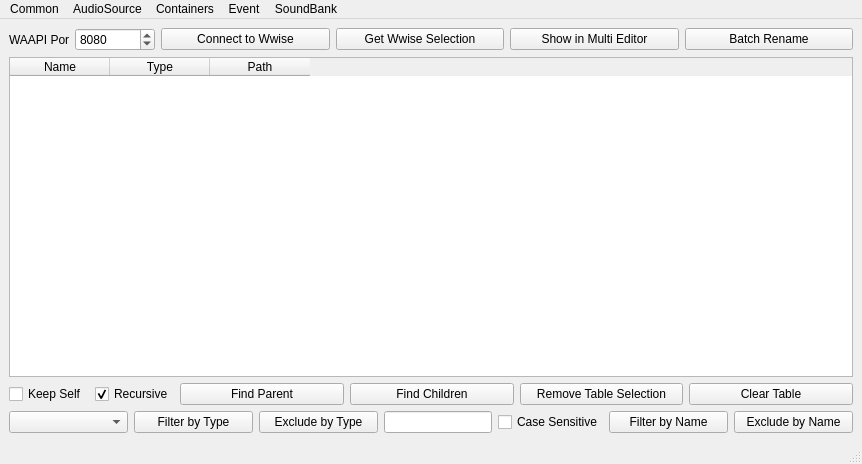
First picture: the form in WwiseTools/QtDesign/MainWindow.ui, repository victor647/AudioToolkit647, before the edit.
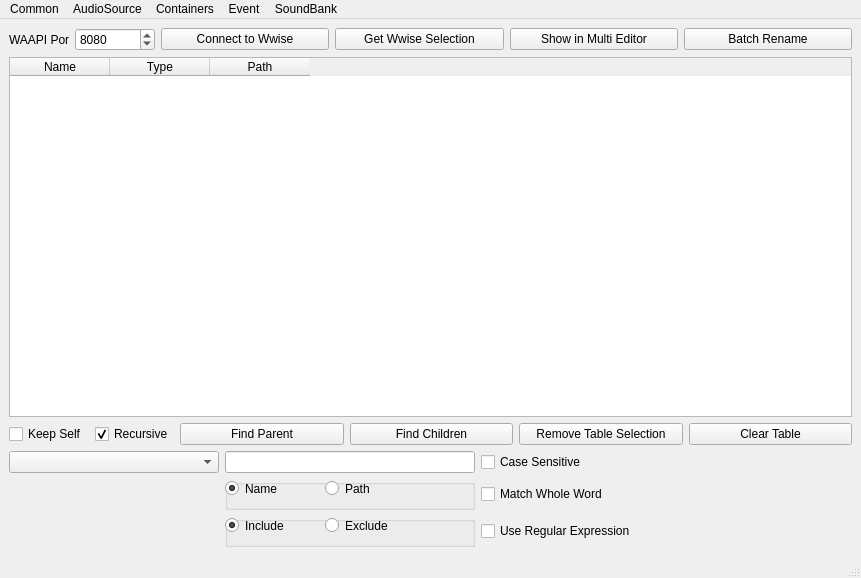
Second picture: the form after the edit.

What changed in the file:
```diff
--- a/WwiseTools/QtDesign/MainWindow.ui
+++ b/WwiseTools/QtDesign/MainWindow.ui
@@ -6,8 +6,8 @@
    <rect>
     <x>0</x>
     <y>0</y>
-    <width>862</width>
-    <height>464</height>
+    <width>861</width>
+    <height>578</height>
    </rect>
   </property>
   <property name="windowTitle">
@@ -163,35 +163,148 @@
      </layout>
     </item>
     <item>
-     <layout class="QHBoxLayout" name="horizontalLayout_3">
-      <item>
-       <widget class="QComboBox" name="cbbDescendantType"/>
-      </item>
-      <item>
-       <widget class="QPushButton" name="btnFilterByType">
-        <property name="text">
-         <string>Filter by Type</string>
+     <layout class="QGridLayout" name="gridLayout">
+      <item row="0" column="0">
+       <widget class="QComboBox" name="cbbDescendantType">
+        <property name="sizePolicy">
+         <sizepolicy hsizetype="Preferred" vsizetype="Fixed">
+          <horstretch>0</horstretch>
+          <verstretch>0</verstretch>
+         </sizepolicy>
         </property>
        </widget>
       </item>
-      <item>
-       <widget class="QPushButton" name="btnExcludeByType">
-        <property name="text">
-         <string>Exclude by Type</string>
-        </property>
-       </widget>
+      <item row="4" column="2">
+       <layout class="QGridLayout" name="gridLayout_9"/>
       </item>
-      <item>
+      <item row="0" column="1">
        <widget class="QLineEdit" name="iptSelectionFilter">
         <property name="sizePolicy">
-         <sizepolicy hsizetype="Fixed" vsizetype="Fixed">
+         <sizepolicy hsizetype="Minimum" vsizetype="Fixed">
           <horstretch>0</horstretch>
           <verstretch>0</verstretch>
          </sizepolicy>
         </property>
+        <property name="minimumSize">
+         <size>
+          <width>200</width>
+          <height>0</height>
+         </size>
+        </property>
        </widget>
       </item>
-      <item>
+      <item row="4" column="3">
+       <layout class="QGridLayout" name="gridLayout_10"/>
+      </item>
+      <item row="1" column="1">
+       <widget class="QGroupBox" name="groupBox">
+        <property name="sizePolicy">
+         <sizepolicy hsizetype="Minimum" vsizetype="Preferred">
+          <horstretch>0</horstretch>
+          <verstretch>0</verstretch>
+         </sizepolicy>
+        </property>
+        <property name="minimumSize">
+         <size>
+          <width>250</width>
+          <height>20</height>
+         </size>
+        </property>
+        <property name="autoFillBackground">
+         <bool>false</bool>
+        </property>
+        <property name="title">
+         <string/>
+        </property>
+        <widget class="QRadioButton" name="radioBtn_group_key_name">
+         <property name="geometry">
+          <rect>
+           <x>0</x>
+           <y>0</y>
+           <width>61</width>
+           <height>19</height>
+          </rect>
+         </property>
+         <property name="focusPolicy">
+          <enum>Qt::NoFocus</enum>
+         </property>
+         <property name="text">
+          <string>Name</string>
+         </property>
+         <property name="checked">
+          <bool>true</bool>
+         </property>
+        </widget>
+        <widget class="QRadioButton" name="radioBtn_group_key_path">
+         <property name="geometry">
+          <rect>
+           <x>100</x>
+           <y>0</y>
+           <width>61</width>
+           <height>19</height>
+          </rect>
+         </property>
+         <property name="sizePolicy">
+          <sizepolicy hsizetype="Minimum" vsizetype="Preferred">
+           <horstretch>0</horstretch>
+           <verstretch>0</verstretch>
+          </sizepolicy>
+         </property>
+         <property name="text">
+          <string>Path</string>
+         </property>
+        </widget>
+       </widget>
+      </item>
+      <item row="2" column="1">
+       <widget class="QGroupBox" name="groupBox_2">
+        <property name="sizePolicy">
+         <sizepolicy hsizetype="Minimum" vsizetype="Preferred">
+          <horstretch>0</horstretch>
+          <verstretch>0</verstretch>
+         </sizepolicy>
+        </property>
+        <property name="minimumSize">
+         <size>
+          <width>250</width>
+          <height>20</height>
+         </size>
+        </property>
+        <property name="title">
+         <string/>
+        </property>
+        <widget class="QRadioButton" name="radioBtn_group_ope_include">
+         <property name="geometry">
+          <rect>
+           <x>0</x>
+           <y>0</y>
+           <width>81</width>
+           <height>19</height>
+          </rect>
+         </property>
+         <property name="text">
+          <string>Include</string>
+         </property>
+         <property name="checked">
+          <bool>true</bool>
+         </property>
+        </widget>
+        <widget class="QRadioButton" name="radioBtn_group_ope_exclude">
+         <property name="geometry">
+          <rect>
+           <x>100</x>
+           <y>0</y>
+           <width>91</width>
+           <height>19</height>
+          </rect>
+         </property>
+         <property name="text">
+          <string>Exclude</string>
+         </property>
+        </widget>
+       </widget>
+      </item>
+      <item row="0" column="2">
        <widget class="QCheckBox" name="cbxCaseSensitive">
         <property name="sizePolicy">
          <sizepolicy hsizetype="Fixed" vsizetype="Fixed">
@@ -204,17 +317,42 @@
         </property>
        </widget>
       </item>
-      <item>
-       <widget class="QPushButton" name="btnFilterByName">
+      <item row="1" column="2">
+       <widget class="QCheckBox" name="cbxMatchWholeWord">
+        <property name="sizePolicy">
+         <sizepolicy hsizetype="Minimum" vsizetype="Fixed">
+          <horstretch>0</horstretch>
+          <verstretch>0</verstretch>
+         </sizepolicy>
+        </property>
+        <property name="sizeIncrement">
+         <size>
+          <width>0</width>
+          <height>0</height>
+         </size>
+        </property>
         <property name="text">
-         <string>Filter by Name</string>
+         <string>Match Whole Word</string>
         </property>
        </widget>
       </item>
-      <item>
-       <widget class="QPushButton" name="btnExcludeByName">
+      <item row="2" column="2">
+       <widget class="QCheckBox" name="cbxUseRegularExpression">
+        <property name="sizePolicy">
+         <sizepolicy hsizetype="Fixed" vsizetype="Fixed">
+          <horstretch>0</horstretch>
+          <verstretch>0</verstretch>
+         </sizepolicy>
+        </property>
         <property name="text">
-         <string>Exclude by Name</string>
+         <string>Use Regular Expression</string>
+        </property>
+       </widget>
+      </item>
+      <item row="0" column="3">
+       <widget class="QLabel" name="label">
+        <property name="text">
+         <string/>
         </property>
        </widget>
       </item>
@@ -227,7 +365,7 @@
     <rect>
      <x>0</x>
      <y>0</y>
-     <width>862</width>
+     <width>861</width>
      <height>23</height>
     </rect>
    </property>
```
Left out of the diff: 66 changed lines with no effect on the pictures.
